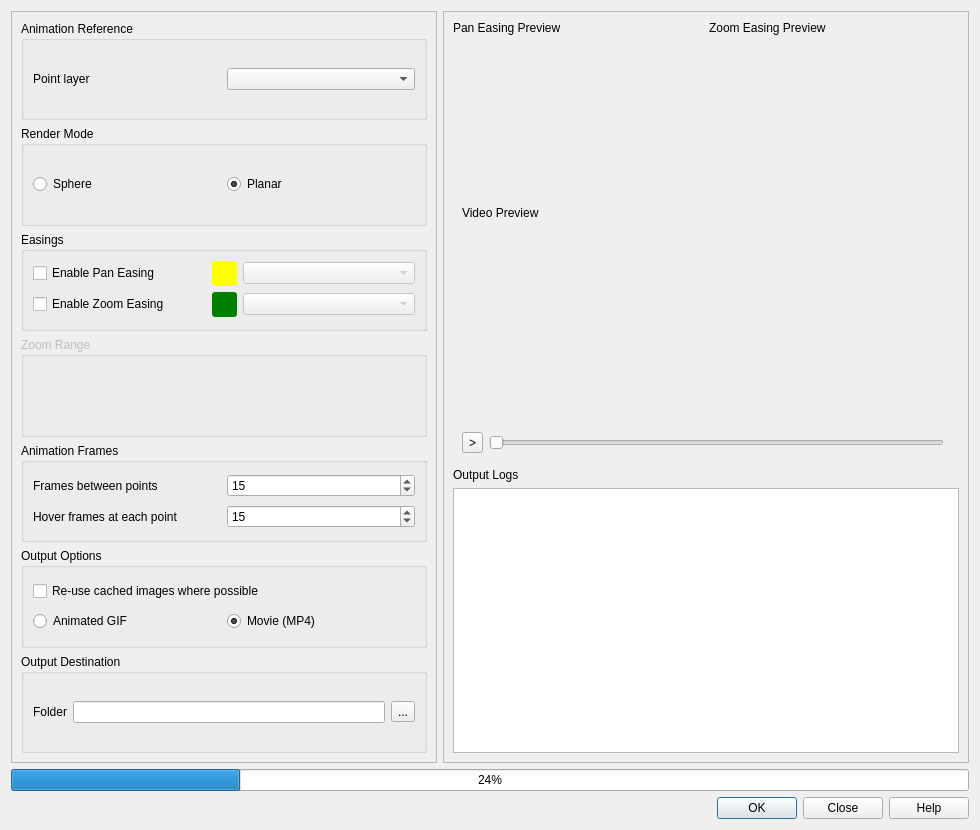
timlinux/QGISAnimationWorkbench, file ui/animation_workbench_base.ui: the form before one commit.
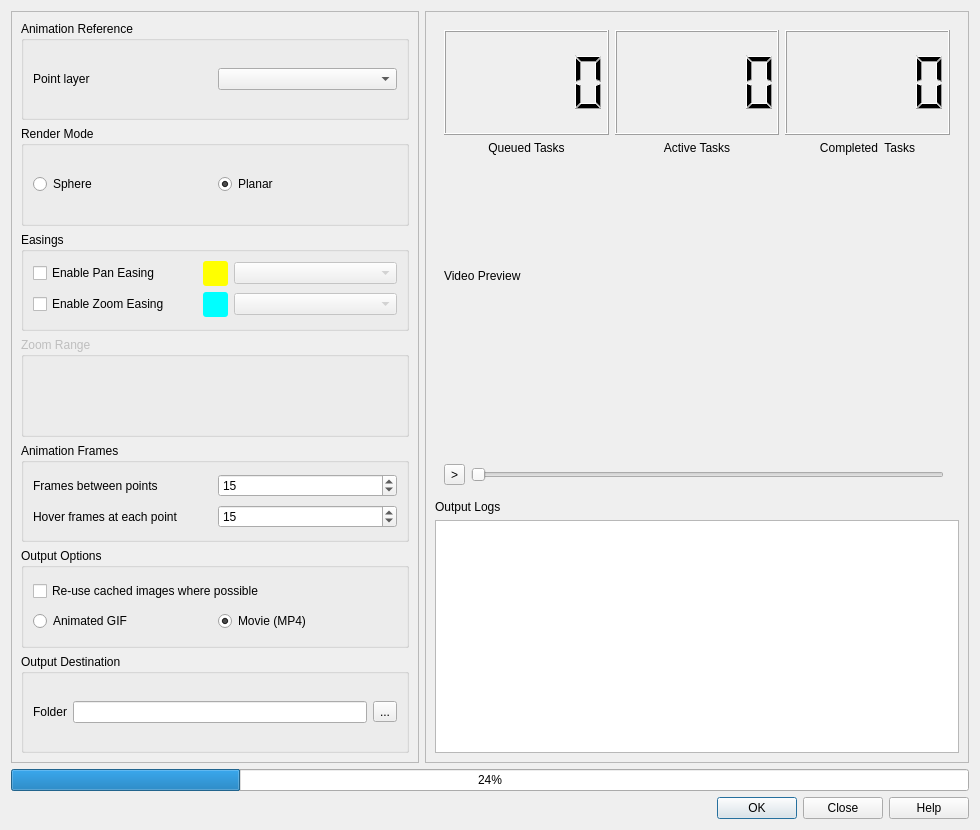
The form after the commit. Custom widgets are drawn as their Qt base class.

Commit message: Status dashboard initial implementation

What changed in the file:
```diff
--- a/ui/animation_workbench_base.ui
+++ b/ui/animation_workbench_base.ui
@@ -296,7 +296,7 @@
             </size>
            </property>
            <property name="styleSheet">
-            <string notr="true">background: green; border-radius: 3px;</string>
+            <string notr="true">background: cyan; border-radius: 3px;</string>
            </property>
           </widget>
          </item>
@@ -352,24 +352,14 @@
       <number>0</number>
      </property>
      <layout class="QGridLayout" name="gridLayout_3">
-      <item row="0" column="0">
-       <widget class="QLabel" name="pan_easing_preview_label">
+      <item row="2" column="0">
+       <widget class="QLabel" name="output_log_label">
         <property name="text">
-         <string>Pan Easing Preview</string>
+         <string>Output Logs</string>
         </property>
        </widget>
       </item>
-      <item row="1" column="1">
-       <widget class="QWidget" name="zoom_easing_preview" native="true">
-        <property name="minimumSize">
-         <size>
-          <width>250</width>
-          <height>150</height>
-         </size>
-        </property>
-       </widget>
-      </item>
-      <item row="2" column="0" colspan="2">
+      <item row="1" column="0" colspan="2">
        <widget class="QStackedWidget" name="preview_stack">
         <property name="currentIndex">
          <number>1</number>
@@ -459,31 +449,95 @@
         </widget>
        </widget>
       </item>
-      <item row="1" column="0">
-       <widget class="QWidget" name="pan_easing_preview" native="true">
-        <property name="minimumSize">
-         <size>
-          <width>250</width>
-          <height>150</height>
-         </size>
+      <item row="0" column="0" colspan="2">
+       <widget class="QStackedWidget" name="status_stack">
+        <property name="currentIndex">
+         <number>1</number>
         </property>
+        <widget class="QWidget" name="easing_status_page">
+         <layout class="QGridLayout" name="gridLayout_13">
+          <item row="0" column="0">
+           <widget class="QLabel" name="pan_easing_preview_label">
+            <property name="text">
+             <string>Pan Easing Preview</string>
+            </property>
+           </widget>
+          </item>
+          <item row="0" column="1">
+           <widget class="QLabel" name="zoom_easing_preview_label">
+            <property name="text">
+             <string>Zoom Easing Preview</string>
+            </property>
+           </widget>
+          </item>
+          <item row="1" column="0">
+           <widget class="QWidget" name="pan_easing_preview" native="true">
+            <property name="minimumSize">
+             <size>
+              <width>250</width>
+              <height>150</height>
+             </size>
+            </property>
+           </widget>
+          </item>
+          <item row="1" column="1">
+           <widget class="QWidget" name="zoom_easing_preview" native="true">
+            <property name="minimumSize">
+             <size>
+              <width>250</width>
+              <height>150</height>
+             </size>
+            </property>
+           </widget>
+          </item>
+         </layout>
+        </widget>
+        <widget class="QWidget" name="job_progress_page">
+         <layout class="QGridLayout" name="gridLayout_14">
+          <item row="0" column="0">
+           <widget class="QLCDNumber" name="queue_lcd"/>
+          </item>
+          <item row="0" column="1">
+           <widget class="QLCDNumber" name="active_lcd"/>
+          </item>
+          <item row="0" column="2">
+           <widget class="QLCDNumber" name="completed_lcd"/>
+          </item>
+          <item row="1" column="0">
+           <widget class="QLabel" name="queue_label">
+            <property name="text">
+             <string>Queued Tasks</string>
+            </property>
+            <property name="alignment">
+             <set>Qt::AlignHCenter|Qt::AlignTop</set>
+            </property>
+           </widget>
+          </item>
+          <item row="1" column="1">
+           <widget class="QLabel" name="active_label">
+            <property name="text">
+             <string>Active Tasks</string>
+            </property>
+            <property name="alignment">
+             <set>Qt::AlignHCenter|Qt::AlignTop</set>
+            </property>
+           </widget>
+          </item>
+          <item row="1" column="2">
+           <widget class="QLabel" name="completed_label">
+            <property name="text">
+             <string>Completed  Tasks</string>
+            </property>
+            <property name="alignment">
+             <set>Qt::AlignHCenter|Qt::AlignTop</set>
+            </property>
+           </widget>
+          </item>
+         </layout>
+        </widget>
        </widget>
       </item>
-      <item row="3" column="0">
-       <widget class="QLabel" name="output_log_label">
-        <property name="text">
-         <string>Output Logs</string>
-        </property>
-       </widget>
-      </item>
-      <item row="0" column="1">
-       <widget class="QLabel" name="zoom_easing_preview_label">
-        <property name="text">
-         <string>Zoom Easing Preview</string>
-        </property>
-       </widget>
-      </item>
-      <item row="4" column="0" colspan="2">
+      <item row="3" column="0" colspan="2">
        <widget class="QTextEdit" name="output_log_text_edit">
         <property name="html">
          <string>&lt;!DOCTYPE HTML PUBLIC &quot;-//W3C//DTD HTML 4.0//EN&quot; &quot;http://www.w3.org/TR/REC-html40/strict.dtd&quot;&gt;
```
The commit also changes 3 other files.
